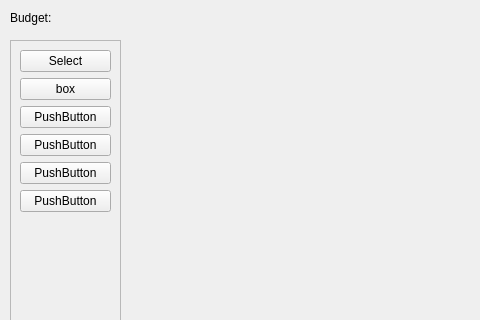
Old version of the form MainWindow.ui in the repository LTY0YZL/Bridge-Simulator; both pictures show x 0 to 480 and y 0 to 320 of the 800 by 600 pixel window.
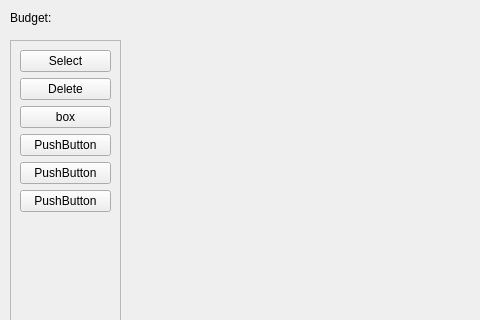
New version of the form.

What changed in the file:
```diff
--- a/MainWindow.ui
+++ b/MainWindow.ui
@@ -86,16 +86,16 @@
          </widget>
         </item>
         <item>
-         <widget class="QPushButton" name="boxToolButton">
+         <widget class="QPushButton" name="deleteToolButton">
           <property name="text">
-           <string>box</string>
+           <string>Delete</string>
           </property>
          </widget>
         </item>
         <item>
-         <widget class="QPushButton" name="pushButton_4">
+         <widget class="QPushButton" name="boxToolButton">
           <property name="text">
-           <string>PushButton</string>
+           <string>box</string>
           </property>
          </widget>
         </item>
```
